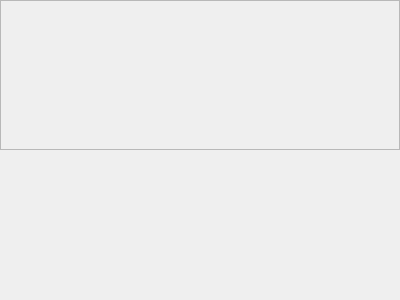
fsest4u/CaX_03, file CaX/widget/setupwindow.ui: the form before one commit.
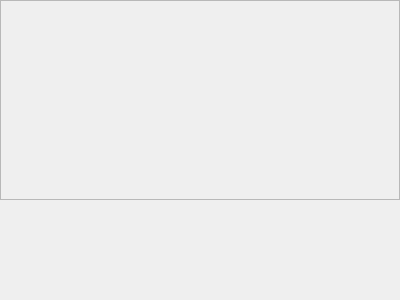
The form after the commit.

```diff
--- a/CaX/widget/setupwindow.ui
+++ b/CaX/widget/setupwindow.ui
@@ -31,6 +31,18 @@
    </property>
    <item>
     <widget class="QFrame" name="frameTop">
+     <property name="minimumSize">
+      <size>
+       <width>0</width>
+       <height>200</height>
+      </size>
+     </property>
+     <property name="maximumSize">
+      <size>
+       <width>16777215</width>
+       <height>200</height>
+      </size>
+     </property>
      <property name="frameShape">
       <enum>QFrame::StyledPanel</enum>
      </property>
```
